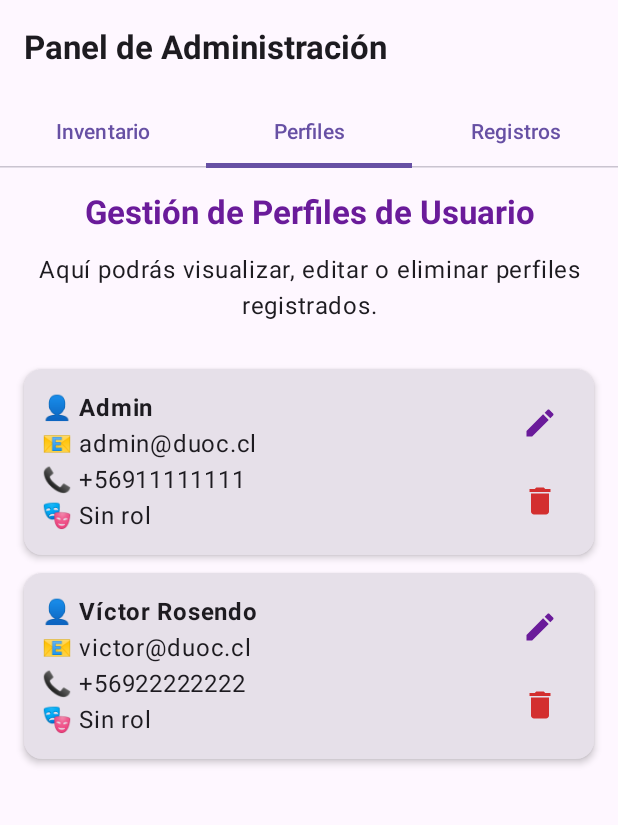
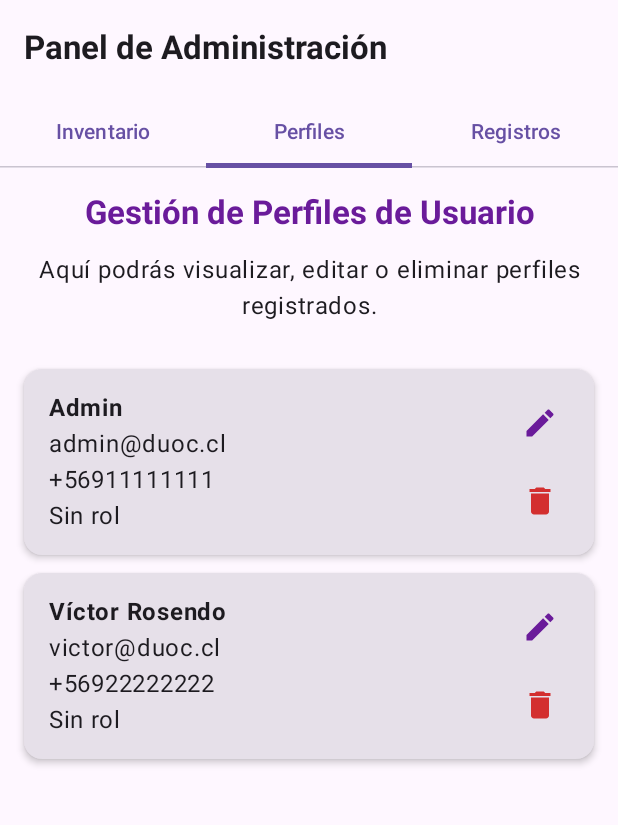
Before and after one commit to xiomararomero98/DiscoClubApp, an Android app built with Jetpack Compose: the AdminScreen screen opened through its navigation route, tab 2 chosen, on a phone screen of 412 x 824 dp, the part 96-921 px from its top. Run offline under Robolectric (Android 15) with nearby library versions, the phone set to English and light mode, and no system bars; our stand-ins replace Room's generated code.

Commit message:
Cambios finales, DEBERIA funcionar todo

```diff
--- a/app/src/main/java/com/example/discoclub/data/local/database/AppDatabase.kt
+++ b/app/src/main/java/com/example/discoclub/data/local/database/AppDatabase.kt
@@ -95,21 +95,21 @@ abstract class AppDatabase : RoomDatabase() {
                                                 descripcion = "Trago tradicional chileno 350ml",
                                                 precio = 4500L,
                                                 stock = 20,
-                                                imagenUrl = null
+                                                imagenUrl = "piscosour"
                                             ),
                                             ProductosEntity(
                                                 nombre = "Bebida Energética",
                                                 descripcion = "Lata 250ml",
                                                 precio = 2500L,
                                                 stock = 40,
-                                                imagenUrl = null
+                                                imagenUrl = "energetica"
                                             ),
                                             ProductosEntity(
                                                 nombre = "Vodka + Energética",
                                                 descripcion = "Combinado clásico 500ml",
                                                 precio = 5500L,
                                                 stock = 15,
-                                                imagenUrl = null
+                                                imagenUrl = "vodkaenergetica"
                                             )
                                         )
                                         productosSeed.forEach { productosDao.upsert(it) }
--- a/app/src/main/java/com/example/discoclub/ui/screen/AdminScreen.kt
+++ b/app/src/main/java/com/example/discoclub/ui/screen/AdminScreen.kt
@@ -294,7 +294,6 @@ fun AdminPerfilesScreen(
                 .padding(16.dp),
             horizontalAlignment = Alignment.CenterHorizontally
         ) {
-            // ---------------- TÍTULO PRINCIPAL ----------------
             Text(
                 "Gestión de Perfiles de Usuario",
                 style = MaterialTheme.typography.titleLarge,
@@ -305,7 +304,6 @@ fun AdminPerfilesScreen(
 
             Spacer(modifier = Modifier.height(12.dp))
 
-            // ---------------- DESCRIPCIÓN ----------------
             Text(
                 "Aquí podrás visualizar, editar o eliminar perfiles registrados.",
                 textAlign = TextAlign.Center
@@ -339,10 +337,10 @@ fun AdminPerfilesScreen(
                             ) {
                                 // Muestra los datos del usuario
                                 Column {
-                                    Text("👤 ${user.name}", fontWeight = FontWeight.Bold)
-                                    Text("📧 ${user.email}")
-                                    Text("📞 ${user.phone}")
-                                    Text("🎭 ${user.role ?: "Sin rol"}")
+                                    Text(" ${user.name}", fontWeight = FontWeight.Bold)
+                                    Text(" ${user.email}")
+                                    Text(" ${user.phone}")
+                                    Text(" ${user.role ?: "Sin rol"}")
                                 }
 
                                 Column(
--- a/app/src/main/java/com/example/discoclub/ui/screen/CartScreen.kt
+++ b/app/src/main/java/com/example/discoclub/ui/screen/CartScreen.kt
@@ -24,8 +24,6 @@ fun CartScreen(
     val bg = MaterialTheme.colorScheme.surfaceVariant
     val items by vm.items.collectAsState()
     val total by vm.totalCLP.collectAsState()
-
-    // ✅ Snackbar para mensaje de compra finalizada
     val snackbarHostState = remember { SnackbarHostState() }
     val scope = rememberCoroutineScope()
 
@@ -79,11 +77,10 @@ fun CartScreen(
                             Spacer(Modifier.height(8.dp))
                             Button(
                                 onClick = {
-                                    // ✅ Limpia carrito → muestra snackbar → navega a productos
                                     scope.launch {
                                         vm.checkout()
                                         snackbarHostState.showSnackbar(
-                                            message = "Compra finalizada correctamente 🎉",
+                                            message = "Compra finalizada correctamente",
                                             duration = SnackbarDuration.Short
                                         )
                                         onGoProducts()
--- a/app/src/main/java/com/example/discoclub/ui/screen/HomeScreen.kt
+++ b/app/src/main/java/com/example/discoclub/ui/screen/HomeScreen.kt
@@ -1,5 +1,6 @@
 package com.example.discoclub.ui.screen
 
+import android.annotation.SuppressLint
 import androidx.compose.foundation.background
 import androidx.compose.foundation.horizontalScroll
 import androidx.compose.foundation.layout.*
@@ -16,6 +17,7 @@ import androidx.compose.ui.draw.clip
 import androidx.compose.ui.graphics.Brush
 import androidx.compose.ui.graphics.Color
 import androidx.compose.ui.platform.LocalContext
+import androidx.compose.ui.res.painterResource
 import androidx.compose.ui.text.font.FontWeight
 import androidx.compose.ui.text.style.TextOverflow
 import androidx.compose.ui.unit.dp
@@ -29,6 +31,7 @@ import kotlinx.coroutines.delay
 import kotlinx.coroutines.launch
 import java.time.LocalTime
 import java.time.temporal.ChronoUnit
+import com.example.discoclub.R
 
 @Composable
 fun HomeScreen(
@@ -209,11 +212,16 @@ private fun SectionTitle(
     }
 }
 
+@SuppressLint("DiscouragedApi", "LocalContextResourcesRead")
 @Composable
 private fun ProductoCardHome(
     producto: ProductosEntity,
     onAdd: () -> Unit
 ) {
+    val context = LocalContext.current
+    val imagenes = remember(producto.imagenUrl) {
+        context.resources.getIdentifier(producto.imagenUrl, "drawable", context.packageName)
+    }
     ElevatedCard(
         modifier = Modifier
             .width(240.dp)
@@ -230,7 +238,7 @@ private fun ProductoCardHome(
             ) {
                 AsyncImage(
                     model = ImageRequest.Builder(LocalContext.current)
-                        .data(producto.imagenUrl ?: "")
+                        .data(if(imagenes != 0) {imagenes} else { R.drawable.placeholder })
                         .crossfade(true)
                         .build(),
                     contentDescription = producto.nombre
@@ -296,7 +304,7 @@ private fun HappyHourBanner() {
                 val m = diffMinutes % 60
                 String.format("%02dh %02dm restantes", h, m)
             } else {
-                "Finalizó 🎉"
+                "Happy Hour Finalizada"
             }
 
             kotlinx.coroutines.delay(60_000)
@@ -330,7 +338,7 @@ private fun HappyHourBanner() {
             )
             Spacer(Modifier.height(4.dp))
             Text(
-                "⏰ $remaining",
+                "⏰ $remaining ⏰",
                 color = Color.White,
                 fontWeight = FontWeight.SemiBold
             )
```
Also changed, not shown: app/src/main/java/com/example/discoclub/ui/screen/ProductsScreen.kt (+36 -0 lines), app/src/main/res/drawable/placeholder.png (added).
